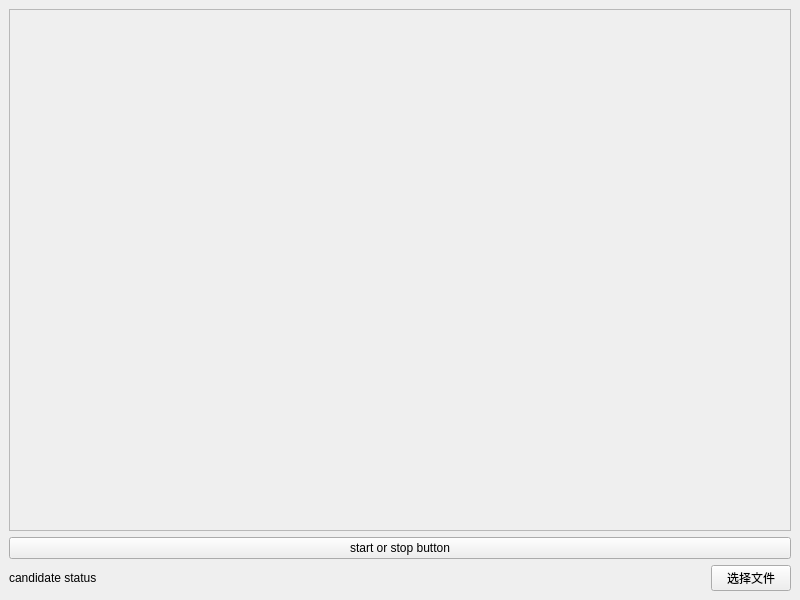
Above: mainwindow.ui from EarthMessenger/SelectOne before the change. Below: the same form after it.
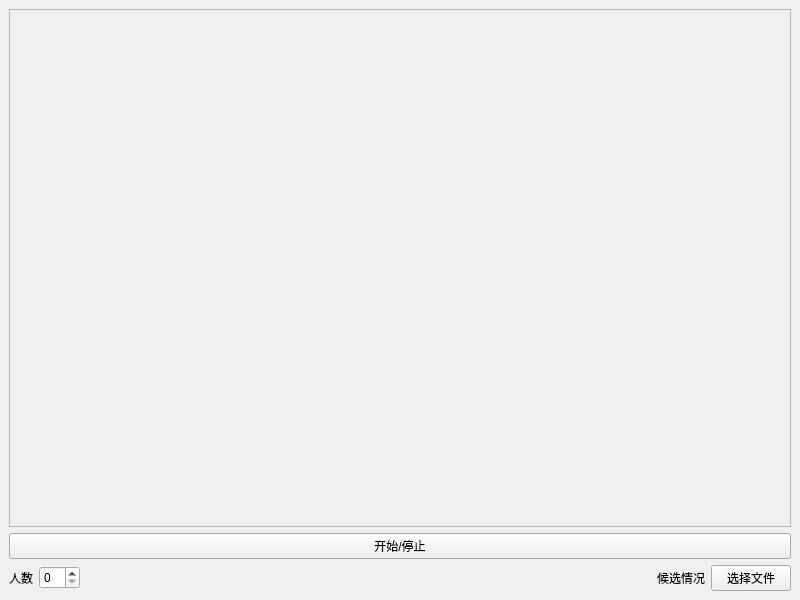
That is the form after the change.

```diff
--- a/mainwindow.ui
+++ b/mainwindow.ui
@@ -16,9 +16,9 @@
   <widget class="QWidget" name="centralwidget">
    <layout class="QVBoxLayout" name="verticalLayout_3">
     <item>
-     <layout class="QVBoxLayout" name="verticalLayout_2" stretch="1,0">
+     <layout class="QVBoxLayout" name="verticalLayout_2" stretch="1">
       <item>
-       <layout class="QVBoxLayout" name="verticalLayout" stretch="0,1">
+       <layout class="QVBoxLayout" name="verticalLayout" stretch="0,1,0">
         <item>
          <widget class="QScrollArea" name="scrollArea">
           <property name="widgetResizable">
@@ -29,8 +29,8 @@
             <rect>
              <x>0</x>
              <y>0</y>
-             <width>770</width>
-             <height>446</height>
+             <width>776</width>
+             <height>481</height>
             </rect>
            </property>
            <layout class="QHBoxLayout" name="horizontalLayout_2">
@@ -38,7 +38,7 @@
              <widget class="QLabel" name="selected_candidate">
               <property name="font">
                <font>
-                <pointsize>24</pointsize>
+                <pointsize>36</pointsize>
                </font>
               </property>
               <property name="text">
@@ -56,18 +56,54 @@
         <item>
          <widget class="QPushButton" name="start_or_stop_button">
           <property name="text">
-           <string>start or stop button</string>
+           <string>开始/停止</string>
           </property>
          </widget>
         </item>
+        <item>
+         <layout class="QHBoxLayout" name="horizontalLayout" stretch="0,0,0">
+          <item>
+           <layout class="QHBoxLayout" name="horizontalLayout_3">
+            <item>
+             <widget class="QLabel" name="numberOfPeopleLabel">
+              <property name="maximumSize">
+               <size>
+                <width>190</width>
+                <height>16777215</height>
+               </size>
+              </property>
+              <property name="text">
+               <string>人数</string>
+              </property>
+              <property name="alignment">
+               <set>Qt::AlignmentFlag::AlignRight|Qt::AlignmentFlag::AlignTrailing|Qt::AlignmentFlag::AlignVCenter</set>
+              </property>
+             </widget>
+            </item>
+            <item>
+             <widget class="QSpinBox" name="numberOfPeopleSpinBox"/>
+            </item>
        </layout>
       </item>
       <item>
-       <layout class="QHBoxLayout" name="horizontalLayout" stretch="1,0">
+           <spacer name="horizontalSpacer">
+            <property name="orientation">
+             <enum>Qt::Orientation::Horizontal</enum>
+            </property>
+            <property name="sizeHint" stdset="0">
+             <size>
+              <width>40</width>
+              <height>20</height>
+             </size>
+            </property>
+           </spacer>
+          </item>
         <item>
-         <widget class="QLabel" name="candidate_status">
+           <layout class="QHBoxLayout" name="horizontalLayout_4">
+            <item>
+             <widget class="QLabel" name="candidateStatus">
           <property name="text">
-           <string>candidate status</string>
+               <string>候选情况</string>
           </property>
          </widget>
         </item>
@@ -83,6 +119,10 @@
      </layout>
     </item>
    </layout>
+      </item>
+     </layout>
+    </item>
+   </layout>
   </widget>
   <widget class="QMenuBar" name="menubar">
    <property name="geometry">
```
Left out of the diff: 10 changed lines with no effect on the pictures. Lines whose indentation alone changed are shown as unchanged.
